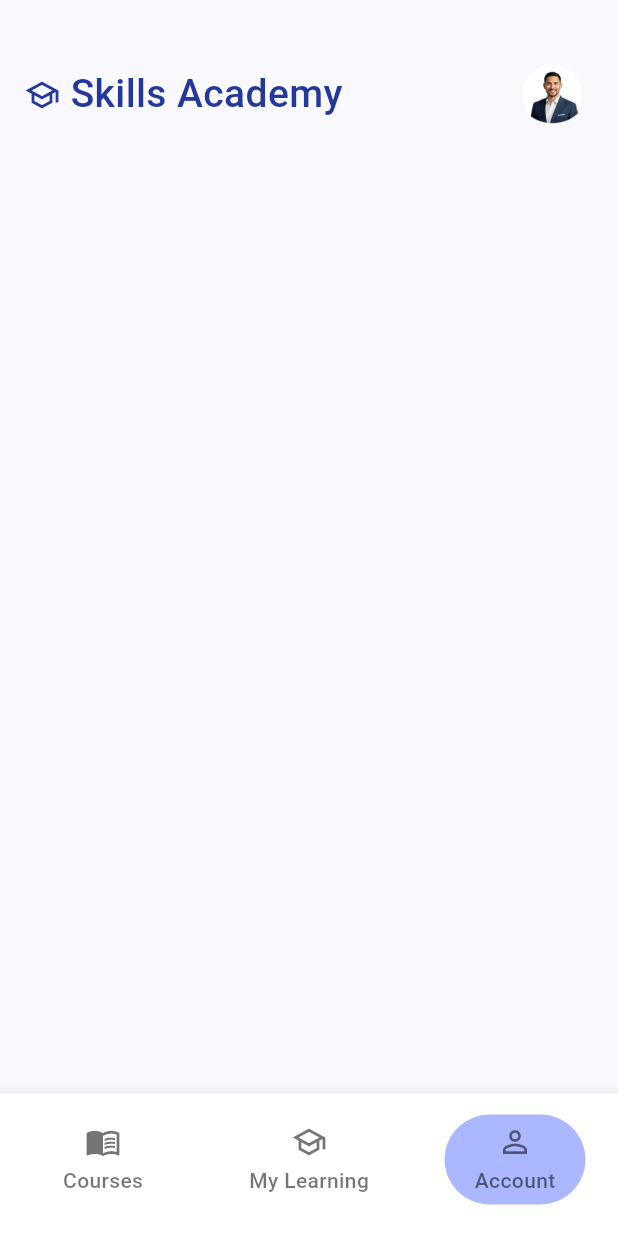
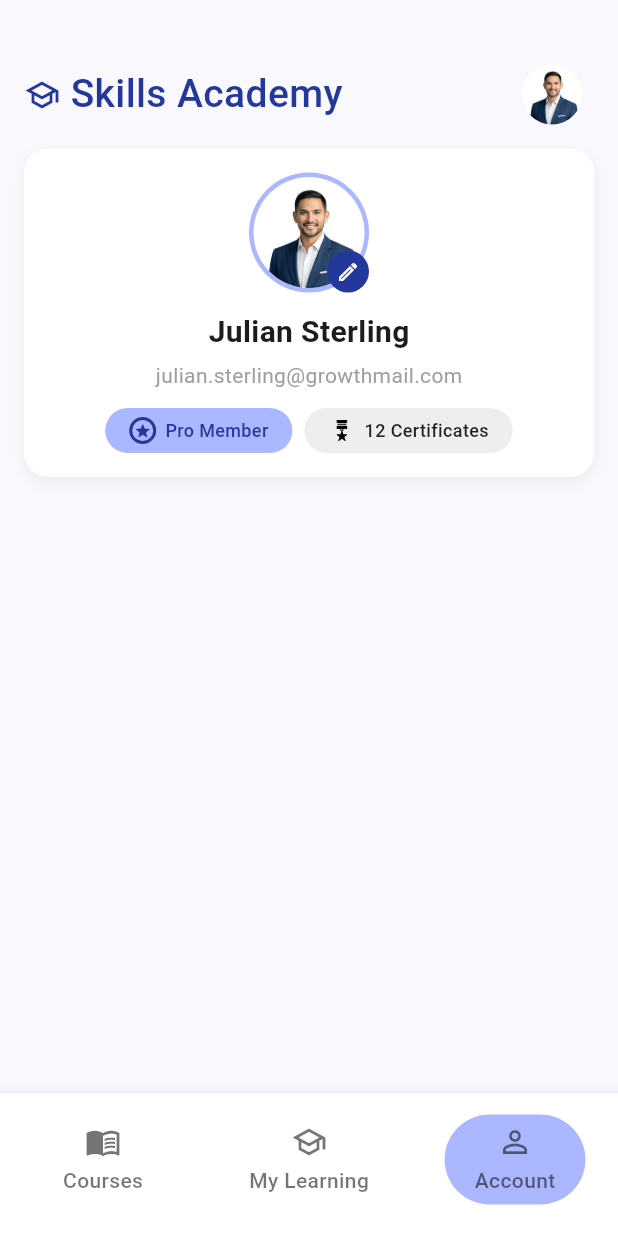
Before and after one commit to NadyAlwazah/flutter-task05-skills-academy-beg, a Flutter app: the BottomBarLayout screen opened by its route, item 3 of the bottom bar chosen, on a phone screen of 412 x 824 dp. Run offline on Flutter 3.47's test engine with Material 3 defaults, Android fonts, the phone set to English and light mode, and no system bars; our stand-ins replace flutter_svg, go_router.

Commit message:
refactor(account): extract profile widgets and build complete ProfileCard UI

```diff
--- a/lib/core/utils/assets.dart
+++ b/lib/core/utils/assets.dart
@@ -16,4 +16,5 @@ class AssetsData {
   static const appBarActionsDetailsViewSvg =
       "assets/images/appBarActionsDetailsView.svg";
   static const accountPhoto = "assets/images/account.png";
+  static const medalStarSvg = "assets/images/medal_star_svg.svg";
 }
--- a/lib/features/account/presentation/views/account_view.dart
+++ b/lib/features/account/presentation/views/account_view.dart
@@ -1,6 +1,7 @@
 import 'package:flutter/material.dart';
 import 'package:flutter_task05_skills_academy_beg/core/widgets/app_bar_title.dart';
 import 'package:flutter_task05_skills_academy_beg/features/account/presentation/views/widgets/account_app_bar_actions.dart';
+import 'package:flutter_task05_skills_academy_beg/features/account/presentation/views/widgets/account_view_body.dart';
 
 class AccountView extends StatelessWidget {
   const AccountView({super.key});
@@ -17,6 +18,11 @@ class AccountView extends StatelessWidget {
             children: [AppBarTitle(), AccountAppBarActions()],
           ),
         ),
+
+        SizedBox(height: 8),
+
+        // Body
+        Expanded(child: AccountViewBody()),
       ],
     );
   }
--- /dev/null
+++ b/lib/features/account/presentation/views/widgets/ProfileBadge.dart
@@ -0,0 +1,41 @@
+import 'package:flutter/material.dart';
+
+class ProfileBadge extends StatelessWidget {
+  final Widget icon;
+  final String label;
+  final Color backgroundColor;
+  final Color textColor;
+
+  const ProfileBadge({
+    super.key,
+    required this.icon,
+    required this.label,
+    required this.backgroundColor,
+    required this.textColor,
+  });
+
+  @override
+  Widget build(BuildContext context) {
+    return Container(
+      padding: const EdgeInsets.symmetric(horizontal: 16, vertical: 6),
+      decoration: BoxDecoration(
+        color: backgroundColor,
+        borderRadius: BorderRadius.circular(16),
+      ),
+      child: Row(
+        children: [
+          icon,
+          const SizedBox(width: 6),
+          Text(
+            label,
+            style: TextStyle(
+              color: textColor,
+              fontSize: 12,
+              fontWeight: FontWeight.w500,
+            ),
+          ),
+        ],
+      ),
+    );
+  }
+}
--- a/lib/features/account/presentation/views/widgets/account_app_bar_actions.dart
+++ b/lib/features/account/presentation/views/widgets/account_app_bar_actions.dart
@@ -6,17 +6,12 @@ class AccountAppBarActions extends StatelessWidget {
 
   @override
   Widget build(BuildContext context) {
-    return Padding(
-      padding: const EdgeInsets.all(8.0),
+    return const Padding(
+      padding: EdgeInsets.all(8.0),
       child: CircleAvatar(
         backgroundColor: Colors.white,
         radius: 20,
-        child: Image.asset(
-          AssetsData.accountPhoto,
-          fit: BoxFit.cover,
-          width: 40,
-          height: 40,
-        ),
+        backgroundImage: AssetImage(AssetsData.accountPhoto),
       ),
     );
   }
--- /dev/null
+++ b/lib/features/account/presentation/views/widgets/account_view_body.dart
@@ -0,0 +1,14 @@
+import 'package:flutter/material.dart';
+import 'package:flutter_task05_skills_academy_beg/features/account/presentation/views/widgets/profile_card.dart';
+
+class AccountViewBody extends StatelessWidget {
+  const AccountViewBody({super.key});
+
+  @override
+  Widget build(BuildContext context) {
+    return const Padding(
+      padding: EdgeInsets.symmetric(horizontal: 16.0),
+      child: SingleChildScrollView(child: Column(children: [ProfileCard()])),
+    );
+  }
+}
--- /dev/null
+++ b/lib/features/account/presentation/views/widgets/profile_avatar.dart
@@ -0,0 +1,40 @@
+import 'package:flutter/material.dart';
+import 'package:flutter_task05_skills_academy_beg/core/theme/app_colors.dart';
+import 'package:flutter_task05_skills_academy_beg/core/utils/assets.dart';
+
+class ProfileAvatar extends StatelessWidget {
+  const ProfileAvatar({super.key});
+
+  @override
+  Widget build(BuildContext context) {
+    return Stack(
+      alignment: Alignment.bottomRight,
+      children: [
+        const CircleAvatar(
+          backgroundColor: AppColors.second,
+          radius: 40,
+          child: CircleAvatar(
+            backgroundColor: Colors.white,
+            radius: 37,
+            backgroundImage: AssetImage(AssetsData.accountPhoto),
+          ),
+        ),
+        InkWell(
+          onTap: () {},
+          child: Container(
+            decoration: const BoxDecoration(
+              color: AppColors.primary,
+              shape: BoxShape.circle,
+            ),
+            padding: const EdgeInsets.all(6),
+            child: const Icon(
+              Icons.edit_outlined,
+              color: Colors.white,
+              size: 16,
+            ),
+          ),
+        ),
+      ],
+    );
+  }
+}
--- /dev/null
+++ b/lib/features/account/presentation/views/widgets/profile_card.dart
@@ -0,0 +1,88 @@
+import 'package:flutter/material.dart';
+import 'package:flutter_svg/svg.dart';
+import 'package:flutter_task05_skills_academy_beg/core/theme/app_colors.dart';
+import 'package:flutter_task05_skills_academy_beg/core/utils/assets.dart';
+import 'package:flutter_task05_skills_academy_beg/features/account/presentation/views/widgets/ProfileBadge.dart';
+import 'package:flutter_task05_skills_academy_beg/features/account/presentation/views/widgets/profile_avatar.dart';
+
+class ProfileCard extends StatelessWidget {
+  const ProfileCard({super.key});
+
+  @override
+  Widget build(BuildContext context) {
+    return Container(
+      padding: const EdgeInsets.all(16),
+      decoration: BoxDecoration(
+        color: Colors.white,
+        borderRadius: BorderRadius.circular(16),
+        boxShadow: [
+          BoxShadow(
+            color: Colors.black.withOpacity(0.05),
+            blurRadius: 8,
+            offset: const Offset(0, 4),
+          ),
+        ],
+      ),
+      child: Column(
+        mainAxisSize: MainAxisSize.min,
+        children: [
+          // Profile Image
+          const ProfileAvatar(),
+          const SizedBox(height: 12),
+
+          //  User Name and Email
+          const Text(
+            'Julian Sterling',
+            style: TextStyle(fontSize: 20, fontWeight: FontWeight.w600),
+          ),
+          const SizedBox(height: 4),
+
+          const Text(
+            'julian.sterling@growthmail.com',
+            style: TextStyle(color: Colors.grey),
+          ),
+
+          const SizedBox(height: 12),
+
+          // Badges
+          Row(
+            mainAxisAlignment: MainAxisAlignment.center,
+            children: [
+              ProfileBadge(
+                backgroundColor: AppColors.second,
+                textColor: AppColors.primary,
+                label: 'Pro Member',
+                icon: Container(
+                  width: 18,
+                  height: 18,
+                  decoration: BoxDecoration(
+                    color: AppColors.second,
+                    shape: BoxShape.circle,
+                    border: Border.all(color: AppColors.primary, width: 2),
+                  ),
+                  child: const Icon(
+                    Icons.star,
+                    color: AppColors.primary,
+                    size: 12,
+                  ),
+                ),
+              ),
+
+              const SizedBox(width: 8),
+              ProfileBadge(
+                backgroundColor: Colors.grey.shade200,
+                textColor: Colors.black87,
+                label: '12 Certificates',
+                icon: SvgPicture.asset(
+                  AssetsData.medalStarSvg,
+                  width: 18,
+                  height: 18,
+                ),
+              ),
+            ],
+          ),
+        ],
+      ),
+    );
+  }
+}
```
Also changed, not shown: assets/images/account.png, assets/images/medal_star_svg.svg (added).
